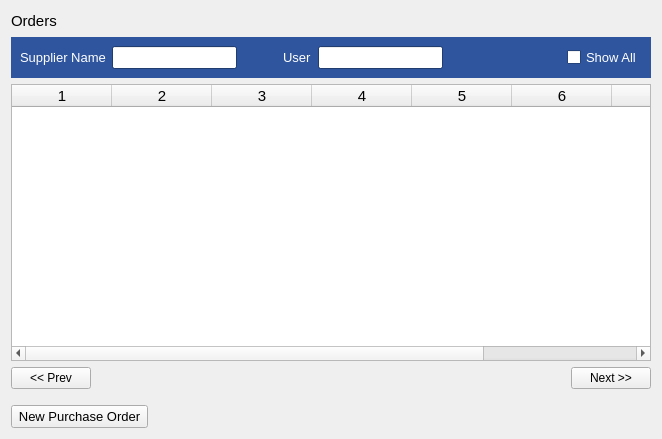
This is estorecpp/manageorderitems.ui in Watti/estorecpp as Qt 5 draws it before an edit. The edited form follows.
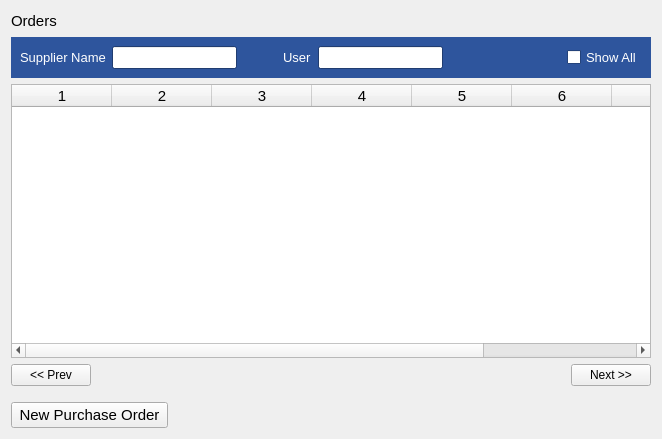
This is the edited form.

Patch:
```diff
--- a/estorecpp/manageorderitems.ui
+++ b/estorecpp/manageorderitems.ui
@@ -712,7 +712,7 @@
       <widget class="QPushButton" name="addOrderItemBtn">
        <property name="font">
         <font>
-         <pointsize>10</pointsize>
+         <pointsize>11</pointsize>
         </font>
        </property>
        <property name="text">
```
